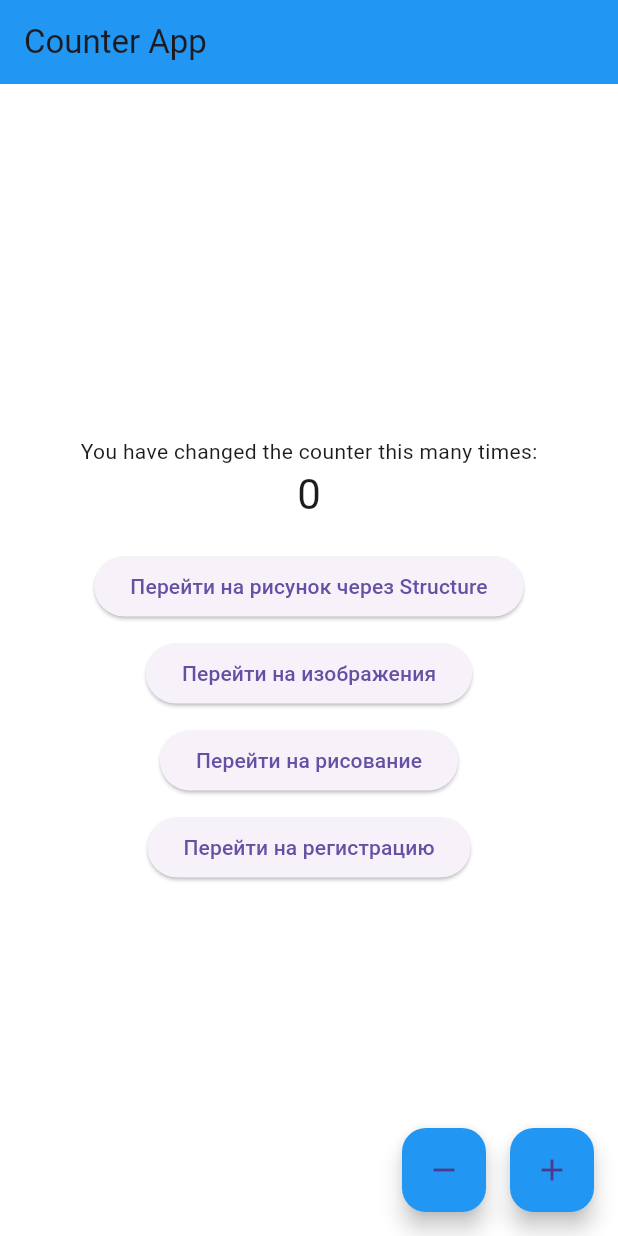
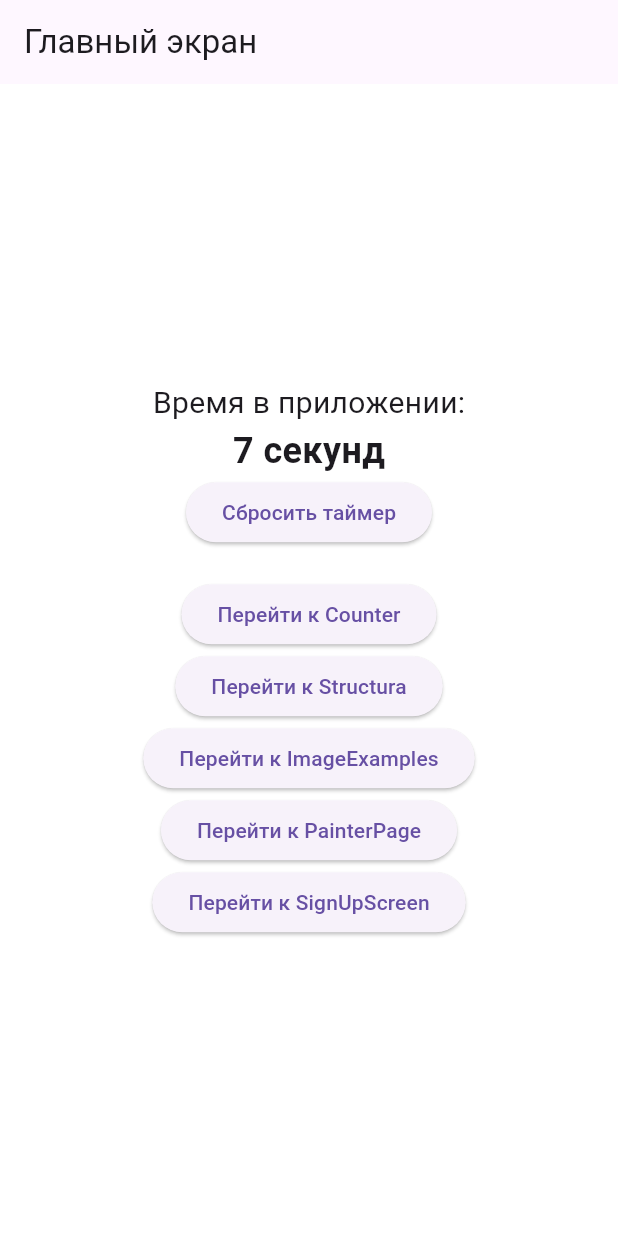
Before and after one commit to MartNadia/my_flutter, a Flutter app: the screen it shows after launch, on a phone screen of 412 x 824 dp. Run offline on Flutter 3.47's test engine with Material 3 defaults, Android fonts, the phone set to English and light mode, and no system bars; our stand-ins replace supabase_flutter; accounts and stored records are empty.

Commit message:
Update main.dart

```diff
--- a/lib/main.dart
+++ b/lib/main.dart
@@ -1,13 +1,61 @@
-// main.dart
-import 'supabase.dart';
+import 'package:first_flutter/supabase.dart';
 import 'package:flutter/material.dart';
-import 'counter.dart';
+import 'package:provider/provider.dart';
+import 'package:first_flutter/counter.dart';
 import 'drawing.dart';
 import 'images.dart';
 import 'structure.dart';
+import 'dart:async';
+
+class TimerModel extends ChangeNotifier {
+  Timer? _timer;
+  int _secondsElapsed = 0;
+
+  int get secondsElapsed => _secondsElapsed;
+
+  TimerModel(){
+    startTimer();
+  }
+
+  void startTimer() {
+    _timer = Timer.periodic(const Duration(seconds: 1), (timer) {
+      _secondsElapsed++;
+      notifyListeners();
+    });
+  }
+
+  void stopTimer() {
+    _timer?.cancel();
+  }
+
+  @override
+  void dispose() {
+    stopTimer();
+    super.dispose();
+  }
+
+  void resetTimer() {
+    stopTimer();
+    _secondsElapsed = 0;
+    startTimer();
+    notifyListeners();
+  }
+
+  void incrementCounter(int value) {
+    _secondsElapsed += value;
+    notifyListeners();
+  }
+}
 
 void main() {
-  runApp(const MyApp());
+  runApp(
+    MultiProvider(
+      providers: [
+        ChangeNotifierProvider(create: (_) => TimerModel()),
+      ],
+      child: const MyApp(),
+    ),
+  );
 }
 
 class MyApp extends StatelessWidget {
@@ -22,13 +70,92 @@ class MyApp extends StatelessWidget {
         scaffoldBackgroundColor: Colors.white,
       ),
       initialRoute: '/',
-      routes: {
-        '/': (context) => const Counter(),
-        '/structure': (context) => const Structura(),
-        '/images': (context) => const ImageExamples(),
-        '/drawing': (context) => const PainterPage(),
-        '/supabase': (context) => const SignUpScreen(),
-      },
+      home: const HomeScreen(),
     );
   }
 }
+
+class HomeScreen extends StatelessWidget {
+  const HomeScreen({Key? key}) : super(key: key);
+
+  @override
+  Widget build(BuildContext context) {
+    return Scaffold(
+      appBar: AppBar(
+        title: const Text('Главный экран'),
+      ),
+      body: Center(
+        child: Column(
+          mainAxisAlignment: MainAxisAlignment.center,
+          children: [
+            // Таймер
+            const Text(
+              'Время в приложении:',
+              style: TextStyle(fontSize: 20),
+            ),
+            Consumer<TimerModel>(
+              builder: (context, timerModel, child) {
+                return Text(
+                  '${timerModel.secondsElapsed} секунд',
+                  style: const TextStyle(fontSize: 24, fontWeight: FontWeight.bold),
+                );
+              },
+            ),
+            ElevatedButton(
+              onPressed: () {
+                Provider.of<TimerModel>(context, listen: false).resetTimer();
+              },
+              child: const Text('Сбросить таймер'),
+            ),
+            const SizedBox(height: 20),
+            ElevatedButton(
+              onPressed: () {
+                Navigator.push(
+                  context,
+                  MaterialPageRoute(builder: (context) => const Counter()),
+                );
+              },
+              child: const Text('Перейти к Counter'),
+            ),
+            ElevatedButton(
+              onPressed: () {
+                Navigator.push(
+                  context,
+                  MaterialPageRoute(builder: (context) => const Structura()),
+                );
+              },
+              child: const Text('Перейти к Structura'),
+            ),
+            ElevatedButton(
+              onPressed: () {
+                Navigator.push(
+                  context,
+                  MaterialPageRoute(builder: (context) => const ImageExamples()),
+                );
+              },
+              child: const Text('Перейти к ImageExamples'),
+            ),
+            ElevatedButton(
+              onPressed: () {
+                Navigator.push(
+                  context,
+                  MaterialPageRoute(builder: (context) => const PainterPage()),
+                );
+              },
+              child: const Text('Перейти к PainterPage'),
+            ),
+            ElevatedButton(
+              onPressed: () {
+                Navigator.push(
+                  context,
+                  MaterialPageRoute(builder: (context) => const SignUpScreen()),
+                );
+              },
+              child: const Text('Перейти к SignUpScreen'),
+            ),
+          ],
+        ),
+      ),
+    );
+  }
+}
```
